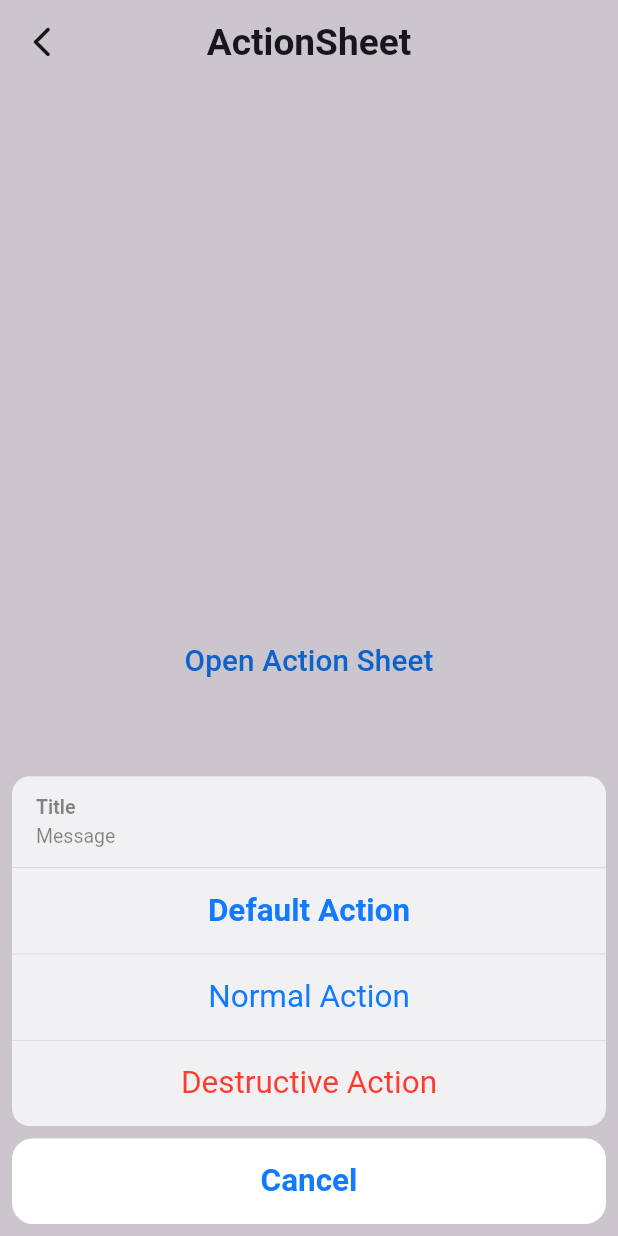
After one commit to Zimil-Patel/adv_flutter_ch2, a Flutter app: the ActionSheetBodyTwo screen opened directly, after a tap on "Open Action Sheet", on a phone screen of 412 x 824 dp. The commit adds this screen. Run offline on Flutter 3.47's test engine with Material 3 defaults, Android fonts, the phone set to English and light mode, and no system bars; our stand-ins replace blurrycontainer.

Commit message:
19-05-2024

```diff
--- /dev/null
+++ b/lib/cupertino action sheet/constants.dart
@@ -0,0 +1,3 @@
+import 'dart:ui';
+
+Color cupertinotxtColor = const Color(0xff127aff);
--- /dev/null
+++ b/lib/cupertino action sheet/provider/cupertino_action_sheet_provider.dart
@@ -0,0 +1,70 @@
+import 'package:adv_flutter_ch2/date%20&%20time%20picker%20&%20dialog%20box/screens/ios%20action%20sheet/constants.dart';
+import 'package:flutter/cupertino.dart';
+
+class CupertinoActionSheetProviderTwo extends ChangeNotifier {
+  showActionSheet({required BuildContext context}) {
+    showCupertinoModalPopup(
+      context: context,
+      builder: (context) => CupertinoActionSheet(
+        cancelButton: CupertinoActionSheetAction(
+          isDefaultAction: true,
+          onPressed: () {
+            Navigator.pop(context);
+          },
+          child: Text(
+            'Cancel',
+            style: TextStyle(
+              color: cupertinotxtColor,
+            ),
+          ),
+        ),
+        title: const Row(
+          children: [
+            Text('Title'),
+          ],
+        ),
+        message: const Row(
+          children: [
+            Text('Message'),
+          ],
+        ),
+        actions: <CupertinoActionSheetAction>[
+          CupertinoActionSheetAction(
+            isDefaultAction: true,
+            child: Text(
+              'Default Action',
+              style: TextStyle(
+                color: cupertinotxtColor,
+              ),
+            ),
+            onPressed: () {
+              Navigator.pop(context);
+            },
+          ),
+          CupertinoActionSheetAction(
+            child: Text(
+              'Normal Action',
+              style: TextStyle(
+                color: cupertinotxtColor,
+                fontWeight: FontWeight.w400,
+              ),
+            ),
+            onPressed: () {
+              Navigator.pop(context);
+            },
+          ),
+          CupertinoActionSheetAction(
+            isDestructiveAction: true,
+            child: const Text(
+              'Destructive Action',
+              style: TextStyle(),
+            ),
+            onPressed: () {
+              Navigator.pop(context);
+            },
+          ),
+        ],
+      ),
+    );
+  }
+}
--- /dev/null
+++ b/lib/cupertino action sheet/view/components/action_sheet.dart
@@ -0,0 +1,33 @@
+import 'package:adv_flutter_ch2/cupertino%20action%20sheet/provider/cupertino_action_sheet_provider.dart';
+import 'package:adv_flutter_ch2/date%20&%20time%20picker%20&%20dialog%20box/components/custom_app_bar.dart';
+import 'package:flutter/material.dart';
+import 'package:provider/provider.dart';
+
+import '../../../../../global app list/utils/constants.dart';
+import '../../constants.dart';
+
+class ActionSheetBodyTwo extends StatelessWidget {
+  const ActionSheetBodyTwo({super.key});
+
+  @override
+  Widget build(BuildContext context) {
+    CupertinoActionSheetProviderTwo providerFalse =
+        Provider.of<CupertinoActionSheetProviderTwo>(context, listen: false);
+
+    return Scaffold(
+      appBar: customAppBar(context: context, title: 'ActionSheet'),
+      body: Center(
+        child: TextButton(
+          onPressed: () {
+            providerFalse.showActionSheet(context: context);
+          },
+          child: Text(
+            'Open Action Sheet',
+            style:
+                TextStyle(color: cupertinotxtColor, fontSize: height * 0.024),
+          ),
+        ),
+      ),
+    );
+  }
+}
--- /dev/null
+++ b/lib/cupertino action sheet/view/cupertino_action_sheet.dart
@@ -0,0 +1,16 @@
+import 'package:adv_flutter_ch2/cupertino%20action%20sheet/view/components/action_sheet.dart';
+import 'package:flutter/material.dart';
+
+class CupertinoActionSheetExampleTwo extends StatelessWidget {
+  const CupertinoActionSheetExampleTwo({super.key});
+
+  @override
+  Widget build(BuildContext context) {
+    return MaterialApp(
+      debugShowCheckedModeBanner: false,
+      theme: ThemeData.light(),
+      themeMode: ThemeMode.light,
+      home: const ActionSheetBodyTwo(),
+    );
+  }
+}
--- a/lib/global app list/utils/app_list.dart
+++ b/lib/global app list/utils/app_list.dart
@@ -1,3 +1,4 @@
+import 'package:adv_flutter_ch2/cupertino%20action%20sheet/view/cupertino_action_sheet.dart';
 import 'package:adv_flutter_ch2/cupertino%20list%20enhanced/view/list_enchanced.dart';
 import 'package:adv_flutter_ch2/cupertino%20segement%20control/view/segment_screen.dart';
 import 'package:adv_flutter_ch2/cupertino%20settings%20screen/view/cupertino_settings_screen.dart';
@@ -72,4 +73,8 @@ List<AppModel> appList = [
     title: '2.4.3:  Cupertino Tab Bar',
     widget: const CupertinoTabBarDemo(),
   ),
+  AppModel(
+    title: '2.5.2:  Cupertino Action Sheet Two',
+    widget: const CupertinoActionSheetExampleTwo(),
+  ),
 ];
--- a/lib/main.dart
+++ b/lib/main.dart
@@ -1,3 +1,4 @@
+import 'package:adv_flutter_ch2/cupertino%20action%20sheet/provider/cupertino_action_sheet_provider.dart';
 import 'package:adv_flutter_ch2/cupertino%20segement%20control/provider/segment_provider.dart';
 import 'package:adv_flutter_ch2/cupertino%20slider/provider/slider_provider.dart';
 import 'package:adv_flutter_ch2/date%20&%20time%20picker%20&%20dialog%20box/screens/android%20date%20picker/provider/andorid_date_picker_provider.dart';
@@ -61,6 +62,9 @@ void main() {
     ChangeNotifierProvider(
       create: (context) => SegmentProvider(),
     ),
+    ChangeNotifierProvider(
+      create: (context) => CupertinoActionSheetProviderTwo(),
+    ),
   ], child: const MainApp()));
 }
 
```
Also changed, not shown: snaps/2.5/2.5.2/img1.png (added).
